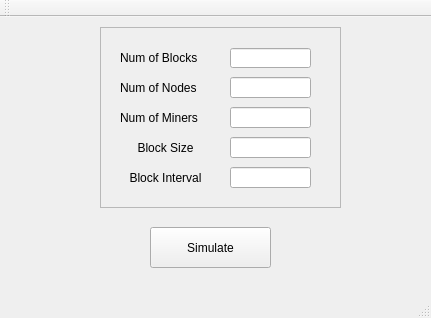
The window that mainwindow.ui (rajat-mangla/blockchain_simulator) describes before a commit, drawn with Qt 5.
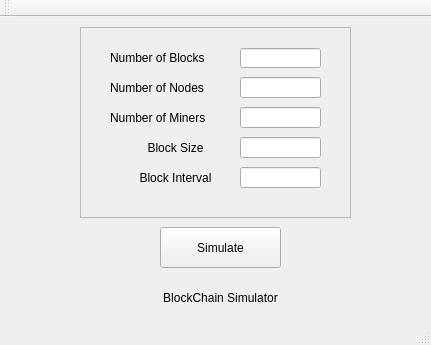
The same window after the commit.

Commit message: changed UX of Main Window

```diff
--- a/mainwindow.ui
+++ b/mainwindow.ui
@@ -7,7 +7,7 @@
     <x>0</x>
     <y>0</y>
     <width>431</width>
-    <height>318</height>
+    <height>345</height>
    </rect>
   </property>
   <property name="windowTitle">
@@ -23,7 +23,7 @@
    <widget class="QPushButton" name="Simulate">
     <property name="geometry">
      <rect>
-      <x>150</x>
+      <x>160</x>
       <y>210</y>
       <width>121</width>
       <height>41</height>
@@ -36,59 +36,33 @@
    <widget class="QLabel" name="numNodesLabel">
     <property name="geometry">
      <rect>
-      <x>120</x>
+      <x>110</x>
       <y>60</y>
-      <width>91</width>
+      <width>111</width>
       <height>21</height>
      </rect>
     </property>
     <property name="text">
-     <string>Num of Nodes </string>
-    </property>
-   </widget>
-   <widget class="QLineEdit" name="numNodes">
-    <property name="geometry">
-     <rect>
-      <x>230</x>
-      <y>60</y>
-      <width>81</width>
-      <height>21</height>
-     </rect>
-    </property>
-    <property name="inputMethodHints">
-     <set>Qt::ImhDigitsOnly</set>
-    </property>
-   </widget>
-   <widget class="QLineEdit" name="numMiners">
-    <property name="geometry">
-     <rect>
-      <x>230</x>
-      <y>90</y>
-      <width>81</width>
-      <height>21</height>
-     </rect>
-    </property>
-    <property name="inputMethodHints">
-     <set>Qt::ImhDigitsOnly</set>
+     <string>Number of Nodes </string>
     </property>
    </widget>
    <widget class="QLabel" name="numMinerslabel">
     <property name="geometry">
      <rect>
-      <x>120</x>
+      <x>110</x>
       <y>90</y>
-      <width>91</width>
+      <width>111</width>
       <height>21</height>
      </rect>
     </property>
     <property name="text">
-     <string>Num of Miners</string>
+     <string>Number of Miners</string>
     </property>
    </widget>
    <widget class="QLineEdit" name="numBlocks">
     <property name="geometry">
      <rect>
-      <x>230</x>
+      <x>240</x>
       <y>31</y>
       <width>81</width>
       <height>20</height>
@@ -101,33 +75,20 @@
    <widget class="QLabel" name="numBlocksLabel">
     <property name="geometry">
      <rect>
-      <x>120</x>
+      <x>110</x>
       <y>30</y>
-      <width>91</width>
+      <width>111</width>
       <height>21</height>
      </rect>
     </property>
     <property name="text">
-     <string>Num of Blocks</string>
-    </property>
-   </widget>
-   <widget class="QLineEdit" name="blockSize">
-    <property name="geometry">
-     <rect>
-      <x>230</x>
-      <y>120</y>
-      <width>81</width>
-      <height>21</height>
-     </rect>
-    </property>
-    <property name="inputMethodHints">
-     <set>Qt::ImhDigitsOnly</set>
+     <string>Number of Blocks</string>
     </property>
    </widget>
    <widget class="QLabel" name="blockSizeLabel">
     <property name="geometry">
      <rect>
-      <x>120</x>
+      <x>130</x>
       <y>120</y>
       <width>91</width>
       <height>21</height>
@@ -143,10 +104,10 @@
    <widget class="QFrame" name="frame">
     <property name="geometry">
      <rect>
-      <x>100</x>
+      <x>80</x>
       <y>10</y>
-      <width>241</width>
-      <height>181</height>
+      <width>271</width>
+      <height>191</height>
      </rect>
     </property>
     <property name="frameShape">
@@ -155,24 +116,63 @@
     <property name="frameShadow">
      <enum>QFrame::Raised</enum>
     </property>
-   </widget>
-   <widget class="QLineEdit" name="blockInterval">
-    <property name="geometry">
-     <rect>
-      <x>230</x>
-      <y>150</y>
-      <width>81</width>
-      <height>21</height>
-     </rect>
-    </property>
-    <property name="inputMethodHints">
-     <set>Qt::ImhDigitsOnly</set>
-    </property>
+    <widget class="QLineEdit" name="numNodes">
+     <property name="geometry">
+      <rect>
+       <x>160</x>
+       <y>50</y>
+       <width>81</width>
+       <height>21</height>
+      </rect>
+     </property>
+     <property name="inputMethodHints">
+      <set>Qt::ImhDigitsOnly</set>
+     </property>
+    </widget>
+    <widget class="QLineEdit" name="numMiners">
+     <property name="geometry">
+      <rect>
+       <x>160</x>
+       <y>80</y>
+       <width>81</width>
+       <height>21</height>
+      </rect>
+     </property>
+     <property name="inputMethodHints">
+      <set>Qt::ImhDigitsOnly</set>
+     </property>
+    </widget>
+    <widget class="QLineEdit" name="blockSize">
+     <property name="geometry">
+      <rect>
+       <x>160</x>
+       <y>110</y>
+       <width>81</width>
+       <height>21</height>
+      </rect>
+     </property>
+     <property name="inputMethodHints">
+      <set>Qt::ImhDigitsOnly</set>
+     </property>
+    </widget>
+    <widget class="QLineEdit" name="blockInterval">
+     <property name="geometry">
+      <rect>
+       <x>160</x>
+       <y>140</y>
+       <width>81</width>
+       <height>21</height>
+      </rect>
+     </property>
+     <property name="inputMethodHints">
+      <set>Qt::ImhDigitsOnly</set>
+     </property>
+    </widget>
    </widget>
    <widget class="QLabel" name="blockIntervalLabel">
     <property name="geometry">
      <rect>
-      <x>120</x>
+      <x>130</x>
       <y>150</y>
       <width>91</width>
       <height>21</height>
@@ -185,6 +185,22 @@
      <set>Qt::AlignCenter</set>
     </property>
    </widget>
+   <widget class="QLabel" name="errorLabel">
+    <property name="geometry">
+     <rect>
+      <x>70</x>
+      <y>270</y>
+      <width>301</width>
+      <height>21</height>
+     </rect>
+    </property>
+    <property name="text">
+     <string>BlockChain Simulator</string>
+    </property>
+    <property name="alignment">
+     <set>Qt::AlignCenter</set>
+    </property>
+   </widget>
    <zorder>frame</zorder>
    <zorder>Simulate</zorder>
    <zorder>numNodesLabel</zorder>
```
Left out of the diff: 21 changed lines with no effect on the pictures. The commit also changes 2 other files.
